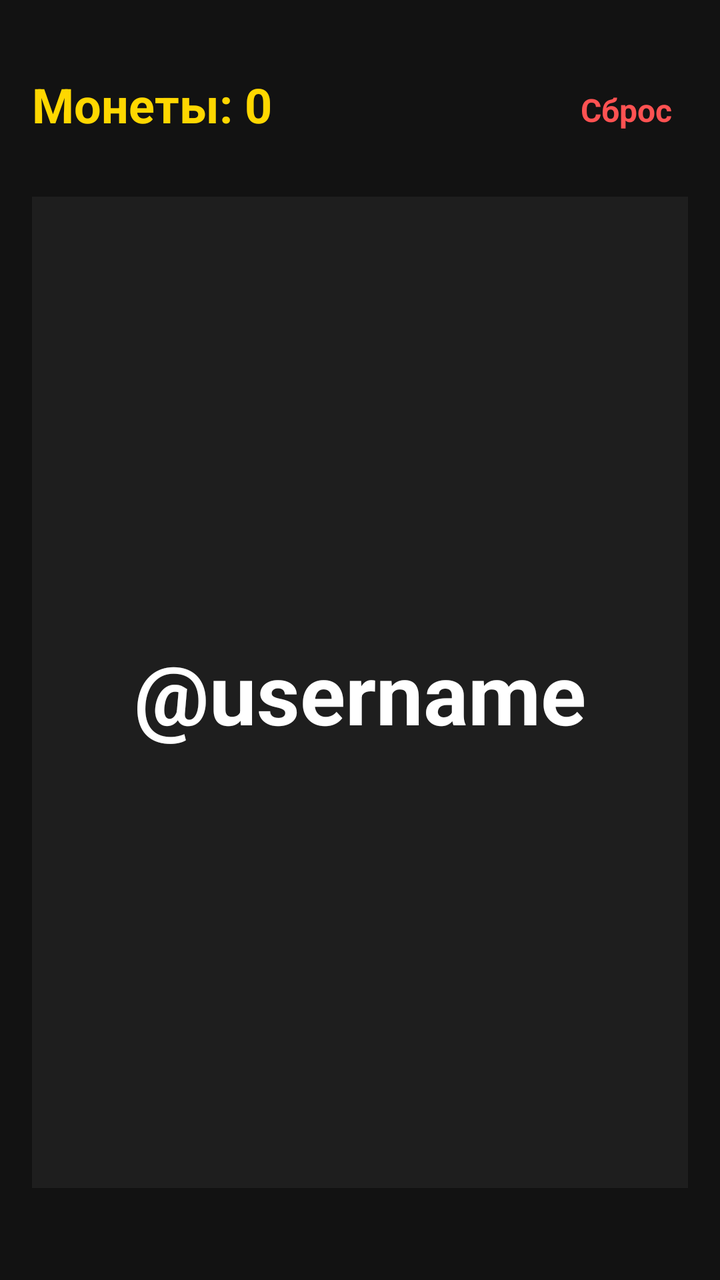
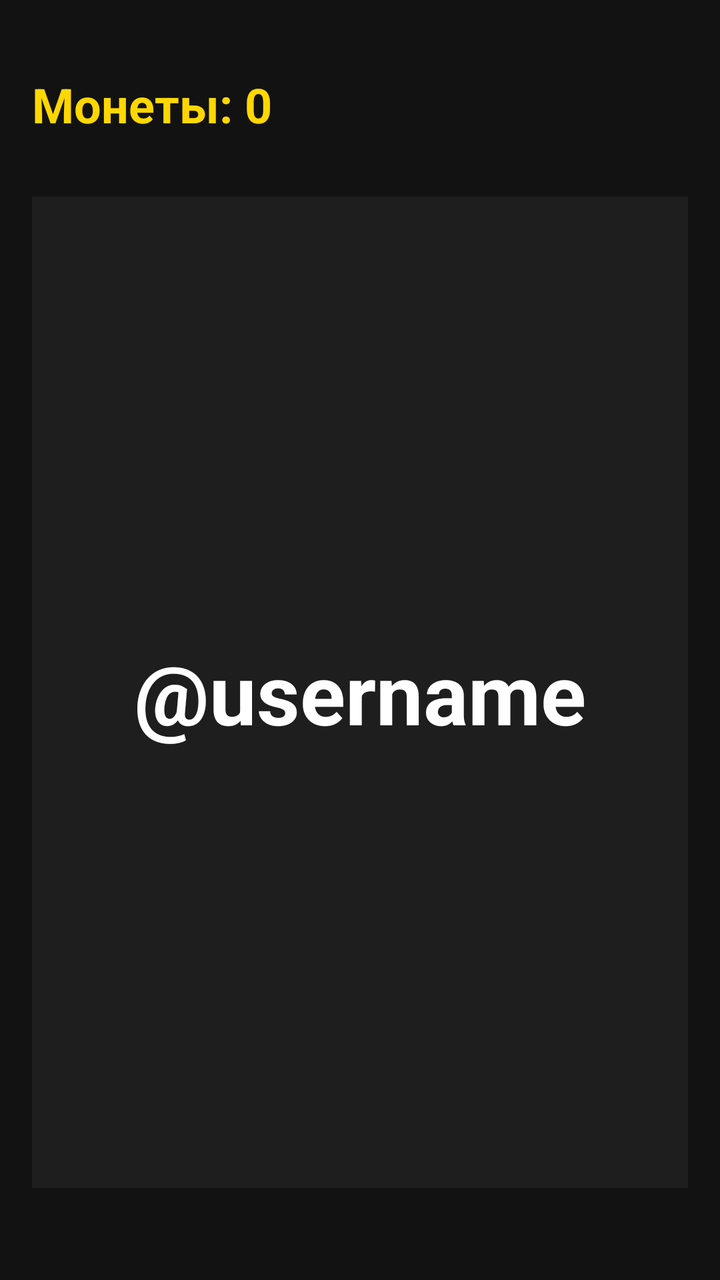

Two renders of the same Android screen: before a commit and after it. Below are the layout's source before the change and the commit's diff.
<!-- AndroidManifest.xml: application theme Theme.UserHunter -->
<!-- res/layout/activity_main.xml -->
<?xml version="1.0" encoding="utf-8"?>
<androidx.constraintlayout.widget.ConstraintLayout 
    xmlns:android="http://schemas.android.com/apk/res/android"
    xmlns:app="http://schemas.android.com/apk/res-auto"
    android:id="@+id/rootLayout"
    android:layout_width="match_parent"
    android:layout_height="match_parent"
    android:padding="16dp"
    android:background="#121212">

    
    <FrameLayout
        android:id="@+id/floatingContainer"
        android:layout_width="match_parent"
        android:layout_height="match_parent" />

    <TextView
        android:id="@+id/tvCoins"
        android:layout_width="wrap_content"
        android:layout_height="wrap_content"
        android:text="Монеты: 0"
        android:textColor="#FFD700"
        android:textSize="24sp"
        android:textStyle="bold"
        app:layout_constraintTop_toTopOf="parent"
        app:layout_constraintStart_toStartOf="parent"
        android:layout_marginTop="20dp"/>

    <TextView
        android:id="@+id/btnReset"
        android:layout_width="wrap_content"
        android:layout_height="wrap_content"
        android:text="Сброс"
        android:textColor="#FF5252"
        android:textSize="16sp"
        android:textStyle="bold"
        android:padding="8dp"
        android:background="?android:attr/selectableItemBackground"
        app:layout_constraintTop_toTopOf="parent"
        app:layout_constraintEnd_toEndOf="parent"
        android:layout_marginTop="20dp"/>

    <TextView
        android:id="@+id/tvUsername"
        android:layout_width="match_parent"
        android:layout_height="0dp"
        android:gravity="center"
        android:text="@username"
        android:textColor="#FFFFFF"
        android:textSize="42sp"
        android:textStyle="bold"
        android:background="#1E1E1E"
        android:layout_marginTop="30dp"
        android:layout_marginBottom="30dp"
        app:layout_constraintTop_toBottomOf="@id/tvCoins"
        app:layout_constraintBottom_toBottomOf="parent"/>

</androidx.constraintlayout.widget.ConstraintLayout>
<!-- resources referenced by this layout -->
<resources>
  <style name="Theme.UserHunter" parent="Theme.MaterialComponents.DayNight.NoActionBar">
          <item name="colorPrimary">#2196F3</item>
          <item name="colorPrimaryVariant">#1976D2</item>
          <item name="colorOnPrimary">#FFFFFF</item>
          <item name="android:statusBarColor">#121212</item>
          <item name="android:windowBackground">#121212</item>
      </style>
</resources>

<!-- the commit's change to res/layout/activity_main.xml (unified diff, before → after) -->
@@ -8,7 +8,6 @@
     android:padding="16dp"
     android:background="#121212">
 
-    
     <FrameLayout
         android:id="@+id/floatingContainer"
         android:layout_width="match_parent"
@@ -27,20 +26,6 @@
         android:layout_marginTop="20dp"/>
 
     <TextView
-        android:id="@+id/btnReset"
-        android:layout_width="wrap_content"
-        android:layout_height="wrap_content"
-        android:text="Сброс"
-        android:textColor="#FF5252"
-        android:textSize="16sp"
-        android:textStyle="bold"
-        android:padding="8dp"
-        android:background="?android:attr/selectableItemBackground"
-        app:layout_constraintTop_toTopOf="parent"
-        app:layout_constraintEnd_toEndOf="parent"
-        android:layout_marginTop="20dp"/>
-
-    <TextView
         android:id="@+id/tvUsername"
         android:layout_width="match_parent"
         android:layout_height="0dp"
